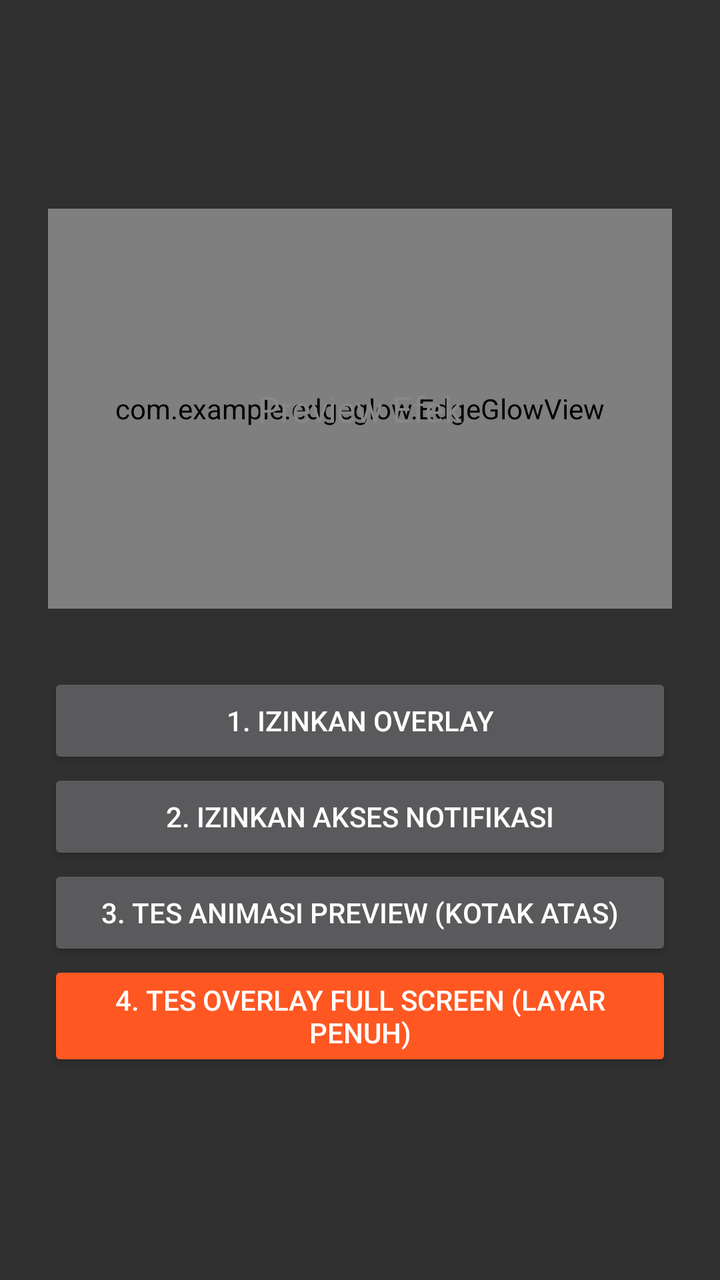
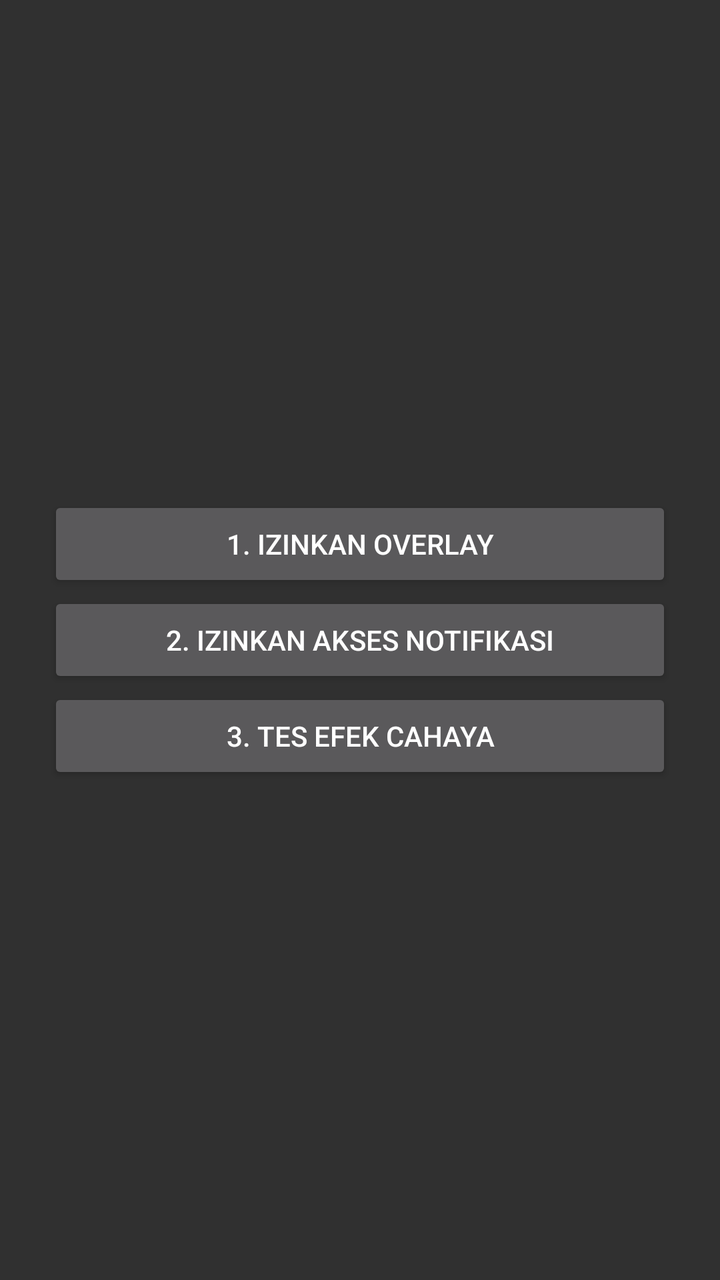

Screens rendered from an Android XML layout before and after an edit, with the pre-edit source and the edit as a unified diff.
<!-- AndroidManifest.xml: application theme Theme.AppCompat -->
<!-- res/layout/activity_main.xml -->
<?xml version="1.0" encoding="utf-8"?>
<LinearLayout xmlns:android="http://schemas.android.com/apk/res/android"
    android:layout_width="match_parent"
    android:layout_height="match_parent"
    android:orientation="vertical"
    android:padding="24dp"
    android:gravity="center">

    
    <FrameLayout
        android:layout_width="match_parent"
        android:layout_height="200dp"
        android:layout_marginBottom="32dp"
        android:background="#222222">

        
        <com.example.edgeglow.EdgeGlowView
            android:id="@+id/previewGlowView"
            android:layout_width="match_parent"
            android:layout_height="match_parent" />
            
        <TextView
            android:layout_width="wrap_content"
            android:layout_height="wrap_content"
            android:layout_gravity="center"
            android:text="Preview Efek"
            android:textColor="#888888"
            android:textSize="18sp" />
    </FrameLayout>

    <Button android:id="@+id/btnOverlay"
        android:layout_width="match_parent"
        android:layout_height="wrap_content"
        android:text="1. Izinkan Overlay"/>

    <Button android:id="@+id/btnNotifAccess"
        android:layout_width="match_parent"
        android:layout_height="wrap_content"
        android:text="2. Izinkan Akses Notifikasi"/>

    <Button android:id="@+id/btnTest"
        android:layout_width="match_parent"
        android:layout_height="wrap_content"
        android:text="3. Tes Animasi Preview (Kotak Atas)"/>

    
    <Button android:id="@+id/btnTestFullScreen"
        android:layout_width="match_parent"
        android:layout_height="wrap_content"
        android:text="4. Tes Overlay Full Screen (Layar Penuh)"
        android:backgroundTint="#FF5722"/>

</LinearLayout>
<!-- resources referenced by this layout -->
<resources>

</resources>

<!-- the commit's change to res/layout/activity_main.xml (unified diff, before → after) -->
@@ -6,48 +6,22 @@
     android:padding="24dp"
     android:gravity="center">
 
-    
-    <FrameLayout
-        android:layout_width="match_parent"
-        android:layout_height="200dp"
-        android:layout_marginBottom="32dp"
-        android:background="#222222">
-
-        
-        <com.example.edgeglow.EdgeGlowView
-            android:id="@+id/previewGlowView"
-            android:layout_width="match_parent"
-            android:layout_height="match_parent" />
-            
-        <TextView
-            android:layout_width="wrap_content"
-            android:layout_height="wrap_content"
-            android:layout_gravity="center"
-            android:text="Preview Efek"
-            android:textColor="#888888"
-            android:textSize="18sp" />
-    </FrameLayout>
-
-    <Button android:id="@+id/btnOverlay"
+    <Button 
+        android:id="@+id/btnOverlay"
         android:layout_width="match_parent"
         android:layout_height="wrap_content"
         android:text="1. Izinkan Overlay"/>
 
-    <Button android:id="@+id/btnNotifAccess"
+    <Button 
+        android:id="@+id/btnNotifAccess"
         android:layout_width="match_parent"
         android:layout_height="wrap_content"
         android:text="2. Izinkan Akses Notifikasi"/>
 
-    <Button android:id="@+id/btnTest"
+    <Button 
+        android:id="@+id/btnTest"
         android:layout_width="match_parent"
         android:layout_height="wrap_content"
-        android:text="3. Tes Animasi Preview (Kotak Atas)"/>
-
-    
-    <Button android:id="@+id/btnTestFullScreen"
-        android:layout_width="match_parent"
-        android:layout_height="wrap_content"
-        android:text="4. Tes Overlay Full Screen (Layar Penuh)"
-        android:backgroundTint="#FF5722"/>
+        android:text="3. Tes Efek Cahaya"/>
 
 </LinearLayout>
